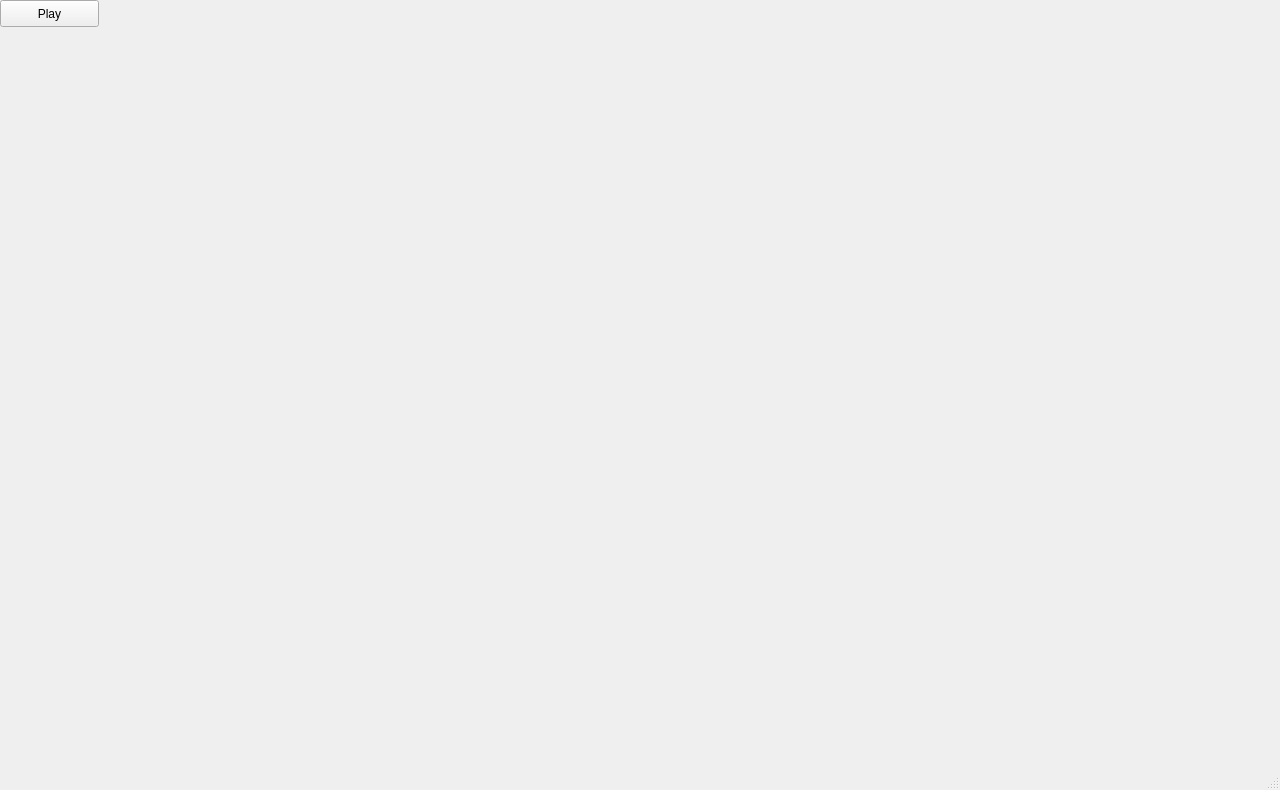
vkurbatov/mcu_remake, file synth_test/synth_form.ui: the form before one commit.
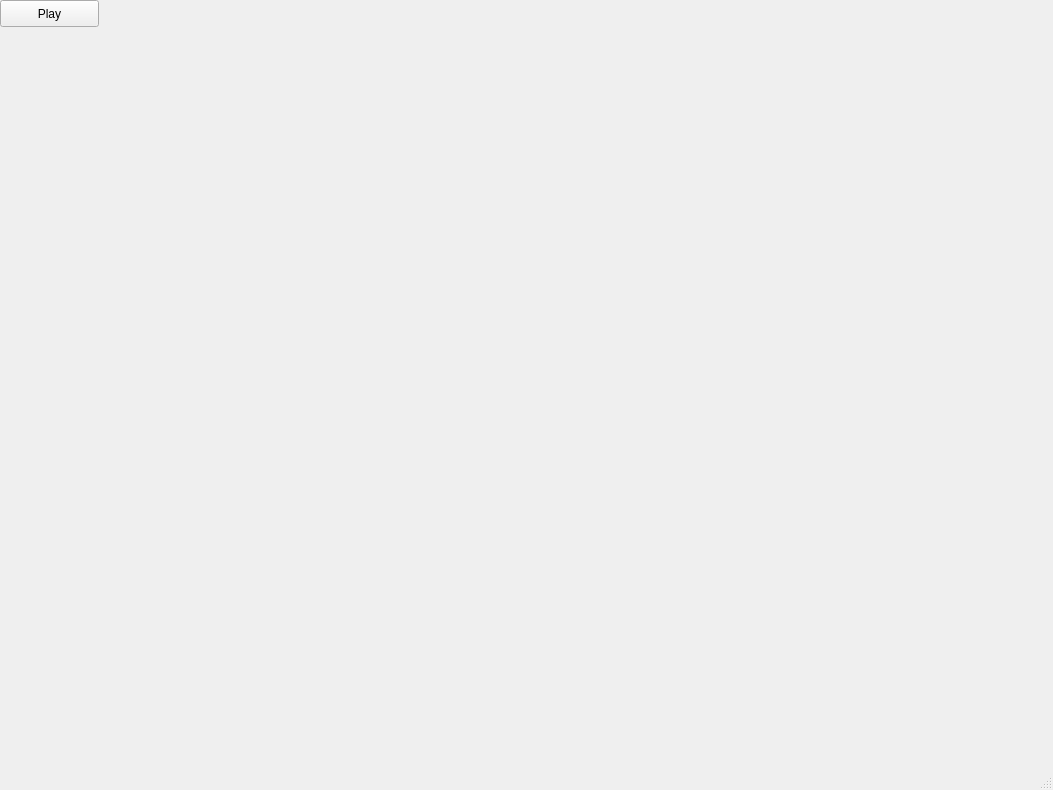
The form after the commit.

What changed in the file:
```diff
--- a/synth_test/synth_form.ui
+++ b/synth_test/synth_form.ui
@@ -9,7 +9,7 @@
    <rect>
     <x>0</x>
     <y>0</y>
-    <width>1280</width>
+    <width>1053</width>
     <height>790</height>
    </rect>
   </property>
```
Left out of the diff: 15 changed lines with no effect on the pictures.
